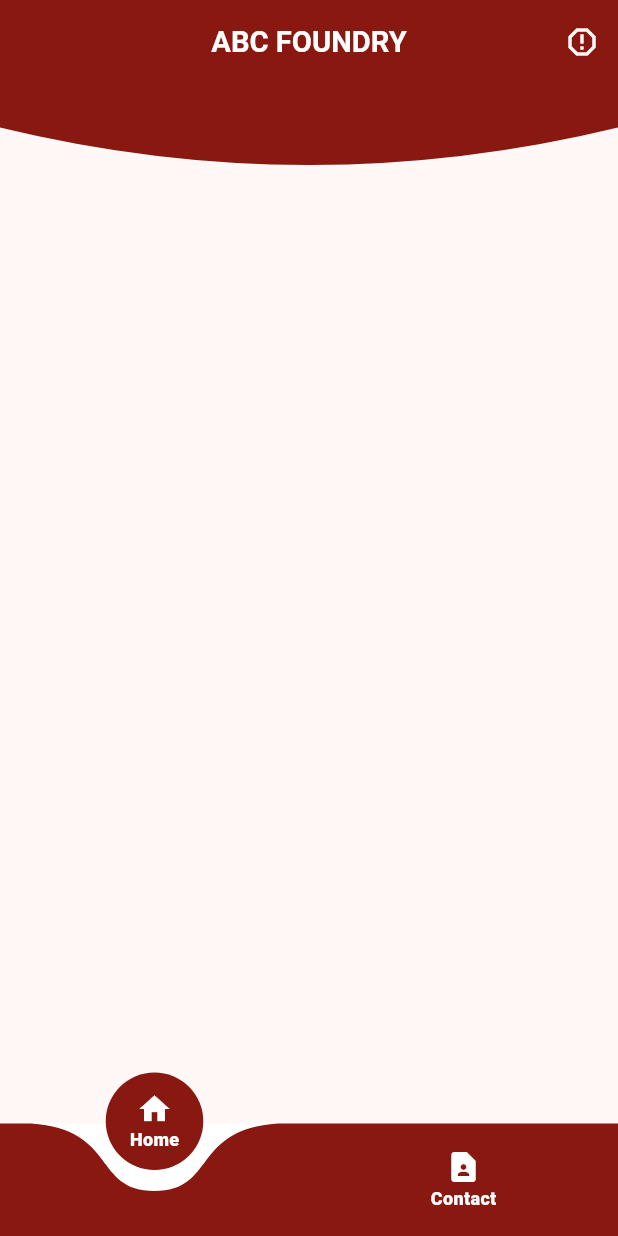
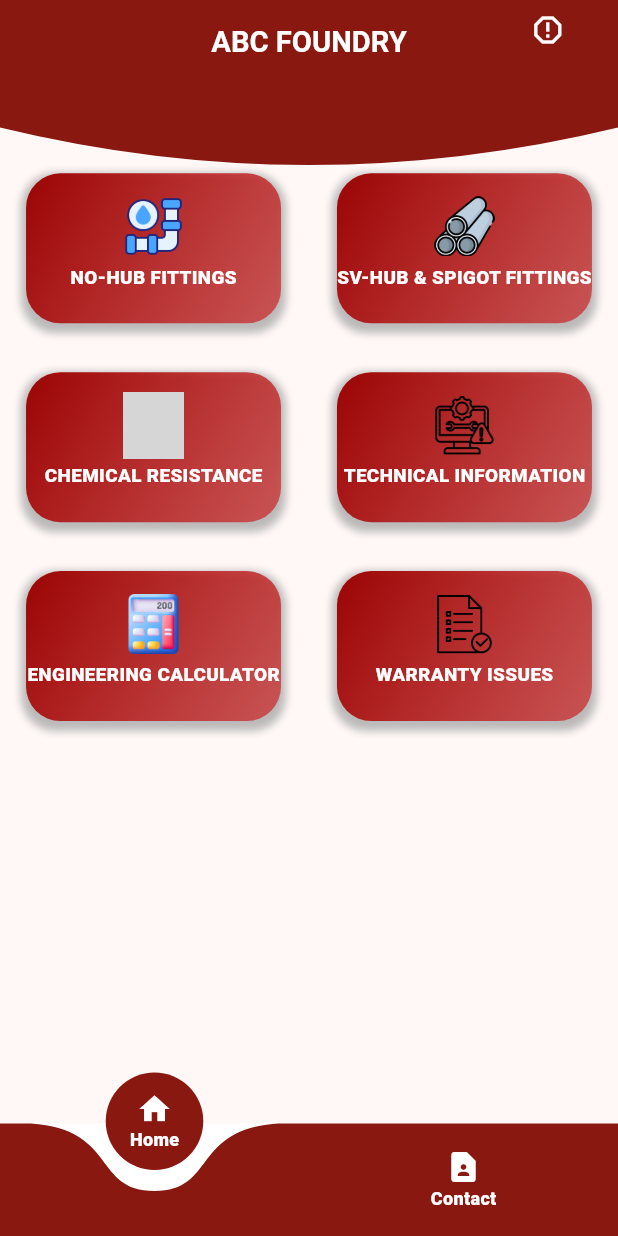
Before and after one commit to bhuvaneshwaranoffl/catlog_app, a Flutter app: the screen it shows after launch, on a phone screen of 412 x 824 dp. Run offline on Flutter 3.47's test engine with Material 3 defaults, Android fonts, the phone set to English and light mode, and no system bars; drawn by our look-alikes of curved_navigation_bar; our stand-ins replace flutter_screenutil, go_router, image_picker; missing offline and left inert: syncfusion_flutter_pdfviewer; grey boxes are pictures that could not be loaded.

Commit message:
ui completed fully

```diff
--- a/lib/home/view/screens/contact_screen/contact_page.dart
+++ b/lib/home/view/screens/contact_screen/contact_page.dart
@@ -46,7 +46,7 @@ class _ContactPageState extends State<ContactPage> {
             Column(
               children: [
                 SizedBox(
-                  height: 100.h, // Height of your AppBar
+                  height: 120.h, // Height of your AppBar
                   child: AppBar(
                     title: Text("Contact",
                     style: TextStyle(fontSize:fontSize,
--- a/lib/home/view/screens/home_page.dart
+++ b/lib/home/view/screens/home_page.dart
@@ -31,8 +31,8 @@ class _HomePageState extends State<HomePage> {
           int flex;
           if (constraints.maxWidth > 600 &&
               MediaQuery.of(context).orientation == Orientation.landscape) {
-            height = 109;
-            fontSize = 13.sp;
+            height = 100;
+            fontSize = 11.3.sp;
             flex = 3;
           } else {
             height = 135;
@@ -41,19 +41,14 @@ class _HomePageState extends State<HomePage> {
           }
           return Stack(
             children: [
-              Positioned(
-                child: CustomPaint(
+              CustomPaint(
+                size: const Size.fromHeight(200.0),
                 painter: CurvedTickAppBarPainter(),
                 child: Container(
                   height: height,
                 ),
               ),
-              ),
-              Positioned(
-                top: 0,
-                left: 0,
-                right: 0,
-                child: AppBar(
+              AppBar(
                 backgroundColor: Colors.transparent,
                 elevation: 0,
                 centerTitle: true,
@@ -66,53 +61,49 @@ class _HomePageState extends State<HomePage> {
                   ),
                 ),
                 actions: [
-                    IconButton(
+                  Padding(
+                    padding:EdgeInsets.only(right: 20.w,bottom: 20.h),
+                    child: IconButton(
                       onPressed: () {
                         context.pushNamed("/aboutus");
                       },
                       icon: const Icon(Icons.report_gmailerrorred),
+                    ),
                   )
                 ],
               ),
-              ),
-              Positioned(
-                top:
-                    height, // Ensuring the GridView starts below the custom painted area
-                left: 0,
-                right: 0,
-                bottom: 0,
-                child: Column(
+              Column(
                 children: [
                   const Spacer(),
                   Expanded(
                     flex: flex,
                     child: LayoutBuilder(
                       builder: (context, constraints) {
-                          double mainAxisHeight;
+                        double mainAxisheight;
                         int crossAxisCount;
                         double height;
                         double width;
                         double imgHeight;
-                          double imgWidth;
+                        double imgwidth;
                         double font;
                         double padding;
                         if (constraints.maxWidth > 600 &&
                             MediaQuery.of(context).orientation ==
                                 Orientation.landscape) {
                           crossAxisCount = 2;
-                            mainAxisHeight = 150;
+                          mainAxisheight = 150;
                           height = 130;
                           width = 300;
-                            imgWidth = 95.w;
+                          imgwidth = 95.w;
                           imgHeight = 95.h;
                           font = 7.sp;
                           padding = 40.h;
                         } else {
                           crossAxisCount = 2;
-                            mainAxisHeight = 130;
+                          mainAxisheight = 130;
                           height = 100;
                           width = 170;
-                            imgWidth = 35.w;
+                          imgwidth = 35.w;
                           imgHeight = 35.h;
                           font = 11.sp;
                           padding = 10.h;
@@ -123,7 +114,7 @@ class _HomePageState extends State<HomePage> {
                           gridDelegate:
                               SliverGridDelegateWithFixedCrossAxisCount(
                             crossAxisCount: crossAxisCount,
-                              mainAxisExtent: mainAxisHeight,
+                            mainAxisExtent: mainAxisheight,
                             crossAxisSpacing: 2.h,
                             mainAxisSpacing: 2.h,
                           ),
@@ -166,8 +157,7 @@ class _HomePageState extends State<HomePage> {
                                             Color.fromARGB(155, 207, 19, 19),
                                           ]),
                                       color: Colors.white,
-                                        borderRadius:
-                                            BorderRadius.circular(20.r),
+                                      borderRadius: BorderRadius.circular(20.r),
                                       boxShadow: [
                                         BoxShadow(
                                           color: Colors.grey.withOpacity(0.7),
@@ -188,9 +178,9 @@ class _HomePageState extends State<HomePage> {
                                         children: [
                                           SizedBox(
                                             height: imgHeight,
-                                              width: imgWidth,
-                                              child: Image.asset(
-                                                  items[index].image),
+                                            width: imgwidth,
+                                            child:
+                                                Image.asset(items[index].image),
                                           ),
                                           SizedBox(
                                             height: 2.h,
@@ -217,8 +207,7 @@ class _HomePageState extends State<HomePage> {
                     ),
                   ),
                 ],
-                ),
-              ),
+              )
             ],
           );
         },
--- a/lib/home/view/widget/custom_text_box.dart
+++ b/lib/home/view/widget/custom_text_box.dart
@@ -1,15 +1,15 @@
 import 'package:flutter/material.dart';
-import 'package:flutter_screenutil/flutter_screenutil.dart';
 
 class CustomTextFormField extends StatelessWidget {
   final String labelText;
   final void Function(String?)? onSaved;
   final String? Function(String?)? validator;
+  final double radius;
 
   const CustomTextFormField({super.key,
     required this.labelText,
     this.onSaved,
-    this.validator,
+    this.validator, required this.radius,
   });
 
   @override
@@ -22,7 +22,7 @@ class CustomTextFormField extends StatelessWidget {
           // borderSide:BorderSide(
           //   color: Colors.red.shade900,
           // ),
-          borderRadius: BorderRadius.circular(10.r)
+          borderRadius: BorderRadius.circular(radius)
         ),
         labelText: labelText,
         labelStyle:const TextStyle(
```
Also changed, not shown: lib/home/view/screens/contact_screen/manufacturing_rep.dart (+17 -26 lines), lib/home/view/screens/contact_screen/regional_managers.dart (+10 -16 lines), lib/home/view/screens/warrenty_issue.dart (+30 -10 lines). Lines whose indentation alone changed are shown as unchanged.
